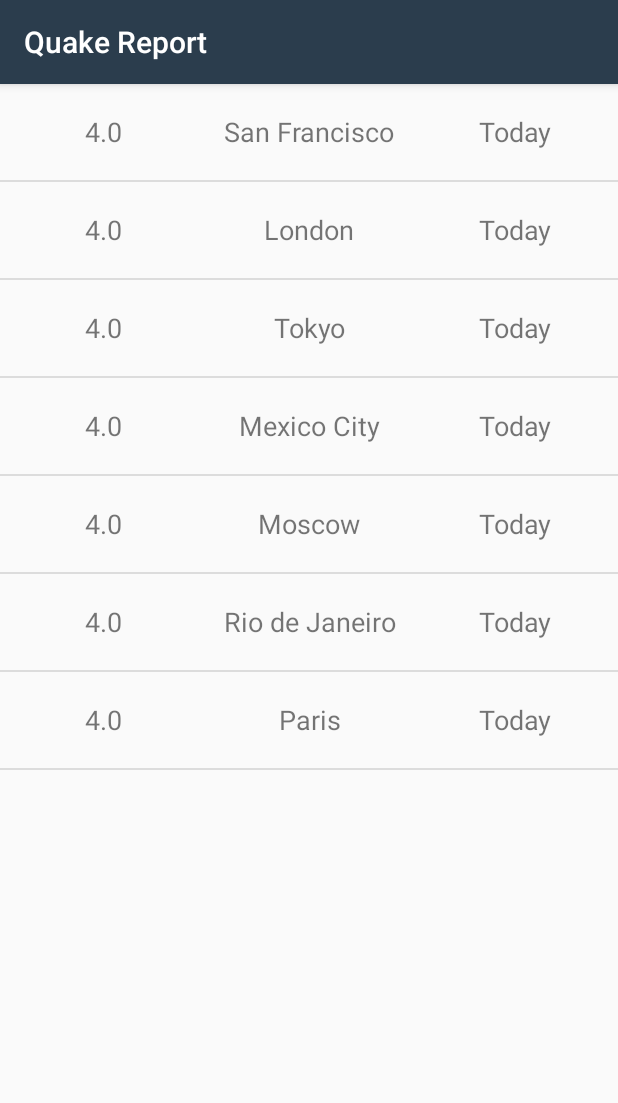
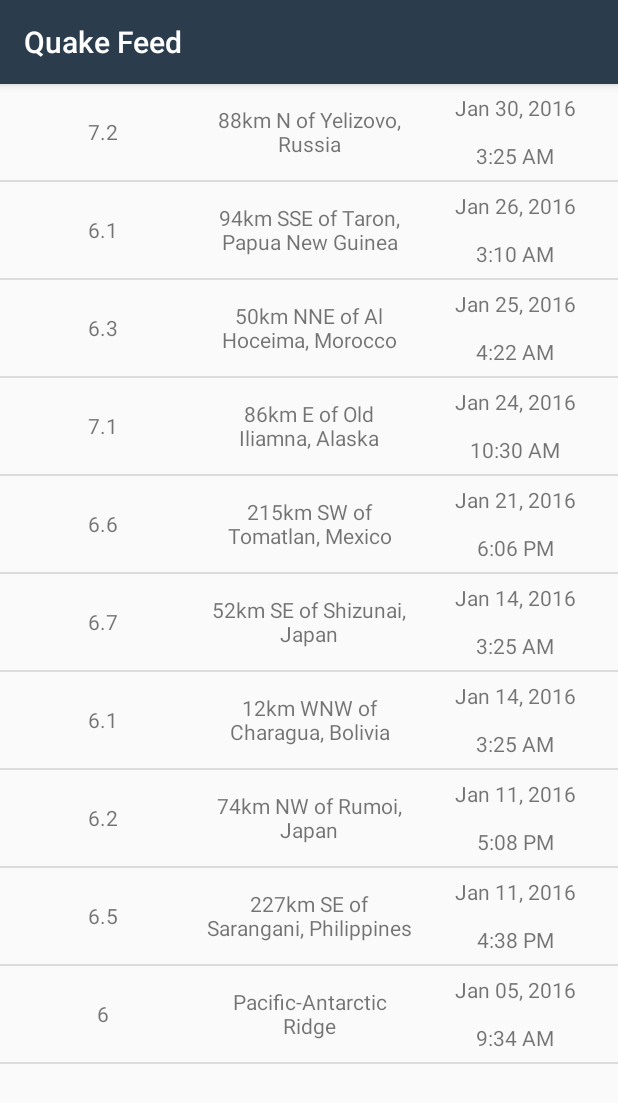
Before and after one commit to ManoelCortesMendez/quake-feed, an Android app: the screen it shows after launch (EarthquakeActivity), on a phone screen of 412 x 824 dp. Shown: the top 1103 px of the screen. Run offline under Robolectric (Android 15) with nearby library versions, the phone set to English and light mode, and no system bars.

Commit message:
Populate earthquake list with JSON data

```diff
--- a/app/src/main/java/com/example/android/quakereport/Earthquake.java
+++ b/app/src/main/java/com/example/android/quakereport/Earthquake.java
@@ -3,19 +3,19 @@ package com.example.android.quakereport;
 public class Earthquake {
 
     // Define member variables
-    private double magnitude;
+    private String magnitude;
     private String location;
-    private String date;
+    private long time;
 
     // Define constructor
-    public Earthquake(double magnitude, String location, String date) {
+    public Earthquake(String magnitude, String location, long time) {
         this.magnitude = magnitude;
         this.location = location;
-        this.date = date;
+        this.time = time;
     }
 
     // Define methods
-    public double getMagnitude() { return magnitude; }
+    public String getMagnitude() { return magnitude; }
     public String getLocation() { return location; }
-    public String getDate() { return date; }
+    public long getTime() { return time; }
 }
--- a/app/src/main/java/com/example/android/quakereport/EarthquakeActivity.java
+++ b/app/src/main/java/com/example/android/quakereport/EarthquakeActivity.java
@@ -30,14 +30,7 @@ public class EarthquakeActivity extends AppCompatActivity {
         setContentView(R.layout.earthquake_activity);
 
         // Create array list of earthquake objects
-        ArrayList<Earthquake> earthquakes = new ArrayList<>();
-        earthquakes.add(new Earthquake(4.0, "San Francisco", "Today"));
-        earthquakes.add(new Earthquake(4.0, "London", "Today"));
-        earthquakes.add(new Earthquake(4.0, "Tokyo", "Today"));
-        earthquakes.add(new Earthquake(4.0, "Mexico City", "Today"));
-        earthquakes.add(new Earthquake(4.0, "Moscow", "Today"));
-        earthquakes.add(new Earthquake(4.0, "Rio de Janeiro", "Today"));
-        earthquakes.add(new Earthquake(4.0, "Paris", "Today"));
+        ArrayList<Earthquake> earthquakes = QueryUtils.extractEarthquakes();
 
         // Set up earthquake adapter
         EarthquakeAdapter earthquakeAdapter = new EarthquakeAdapter(this, earthquakes);
--- a/app/src/main/java/com/example/android/quakereport/EarthquakeAdapter.java
+++ b/app/src/main/java/com/example/android/quakereport/EarthquakeAdapter.java
@@ -9,7 +9,9 @@ import android.widget.TextView;
 
 import org.w3c.dom.Text;
 
+import java.text.SimpleDateFormat;
 import java.util.ArrayList;
+import java.util.Date;
 
 public class EarthquakeAdapter extends ArrayAdapter {
 
@@ -38,9 +40,23 @@ public class EarthquakeAdapter extends ArrayAdapter {
         TextView locationTextView = earthquakeItemView.findViewById(R.id.location_text_view);
         locationTextView.setText(currentEarthquake.getLocation());
 
+        // Set date and time
+        long earthquakeTimeInMilliseconds = currentEarthquake.getTime();
+        Date earthquakeDateObject = new Date(earthquakeTimeInMilliseconds);
+
         // Set date
+        SimpleDateFormat earthquakeDateFormatter = new SimpleDateFormat("MMM DD, yyyy");
+        String earthquakeDateToDisplay = earthquakeDateFormatter.format(earthquakeDateObject);
+
         TextView dateTextView = earthquakeItemView.findViewById(R.id.date_text_view);
-        dateTextView.setText(currentEarthquake.getDate());
+        dateTextView.setText(earthquakeDateToDisplay);
+
+        // Set time
+        SimpleDateFormat earthquakeTimeFormatter = new SimpleDateFormat("h:mm a");
+        String earthquakeTimeToDisplay = earthquakeTimeFormatter.format(earthquakeDateObject);
+
+        TextView timeTextView = earthquakeItemView.findViewById(R.id.time_text_view);
+        timeTextView.setText(earthquakeTimeToDisplay);
 
         return earthquakeItemView;
     }
--- /dev/null
+++ b/app/src/main/java/com/example/android/quakereport/QueryUtils.java
@@ -0,0 +1,80 @@
+package com.example.android.quakereport;
+
+import android.util.Log;
+
+import org.json.JSONArray;
+import org.json.JSONException;
+import org.json.JSONObject;
+
+import java.util.ArrayList;
+
+/**
+ * Helper methods related to requesting and receiving earthquake data from USGS.
+ */
+public final class QueryUtils {
+
+    /** Sample JSON response for a USGS query */
+    private static final String SAMPLE_JSON_RESPONSE = "{\"type\":\"FeatureCollection\",\"metadata\":{\"generated\":1462295443000,\"url\":\"http://earthquake.usgs.gov/fdsnws/event/1/query?format=geojson&starttime=2016-01-01&endtime=2016-01-31&minmag=6&limit=10\",\"title\":\"USGS Earthquakes\",\"status\":200,\"api\":\"1.5.2\",\"limit\":10,\"offset\":1,\"count\":10},\"features\":[{\"type\":\"Feature\",\"properties\":{\"mag\":7.2,\"place\":\"88km N of Yelizovo, Russia\",\"time\":1454124312220,\"updated\":1460674294040,\"tz\":720,\"url\":\"http://earthquake.usgs.gov/earthquakes/eventpage/us20004vvx\",\"detail\":\"http://earthquake.usgs.gov/fdsnws/event/1/query?eventid=us20004vvx&format=geojson\",\"felt\":2,\"cdi\":3.4,\"mmi\":5.82,\"alert\":\"green\",\"status\":\"reviewed\",\"tsunami\":1,\"sig\":798,\"net\":\"us\",\"code\":\"20004vvx\",\"ids\":\",at00o1qxho,pt16030050,us20004vvx,gcmt20160130032510,\",\"sources\":\",at,pt,us,gcmt,\",\"types\":\",cap,dyfi,finite-fault,general-link,general-text,geoserve,impact-link,impact-text,losspager,moment-tensor,nearby-cities,origin,phase-data,shakemap,tectonic-summary,\",\"nst\":null,\"dmin\":0.958,\"rms\":1.19,\"gap\":17,\"magType\":\"mww\",\"type\":\"earthquake\",\"title\":\"M 7.2 - 88km N of Yelizovo, Russia\"},\"geometry\":{\"type\":\"Point\",\"coordinates\":[158.5463,53.9776,177]},\"id\":\"us20004vvx\"},\n" +
+            "{\"type\":\"Feature\",\"properties\":{\"mag\":6.1,\"place\":\"94km SSE of Taron, Papua New Guinea\",\"time\":1453777820750,\"updated\":1460156775040,\"tz\":600,\"url\":\"http://earthquake.usgs.gov/earthquakes/eventpage/us20004uks\",\"detail\":\"http://earthquake.usgs.gov/fdsnws/event/1/query?eventid=us20004uks&format=geojson\",\"felt\":null,\"cdi\":null,\"mmi\":4.1,\"alert\":\"green\",\"status\":\"reviewed\",\"tsunami\":1,\"sig\":572,\"net\":\"us\",\"code\":\"20004uks\",\"ids\":\",us20004uks,gcmt20160126031023,\",\"sources\":\",us,gcmt,\",\"types\":\",cap,geoserve,losspager,moment-tensor,nearby-cities,origin,phase-data,shakemap,tectonic-summary,\",\"nst\":null,\"dmin\":1.537,\"rms\":0.74,\"gap\":25,\"magType\":\"mww\",\"type\":\"earthquake\",\"title\":\"M 6.1 - 94km SSE of Taron, Papua New Guinea\"},\"geometry\":{\"type\":\"Point\",\"coordinates\":[153.2454,-5.2952,26]},\"id\":\"us20004uks\"},\n" +
+            "{\"type\":\"Feature\",\"properties\":{\"mag\":6.3,\"place\":\"50km NNE of Al Hoceima, Morocco\",\"time\":1453695722730,\"updated\":1460156773040,\"tz\":0,\"url\":\"http://earthquake.usgs.gov/earthquakes/eventpage/us10004gy9\",\"detail\":\"http://earthquake.usgs.gov/fdsnws/event/1/query?eventid=us10004gy9&format=geojson\",\"felt\":117,\"cdi\":7.2,\"mmi\":5.28,\"alert\":\"green\",\"status\":\"reviewed\",\"tsunami\":0,\"sig\":695,\"net\":\"us\",\"code\":\"10004gy9\",\"ids\":\",us10004gy9,gcmt20160125042203,\",\"sources\":\",us,gcmt,\",\"types\":\",cap,dyfi,geoserve,impact-text,losspager,moment-tensor,nearby-cities,origin,phase-data,shakemap,tectonic-summary,\",\"nst\":null,\"dmin\":2.201,\"rms\":0.92,\"gap\":20,\"magType\":\"mww\",\"type\":\"earthquake\",\"title\":\"M 6.3 - 50km NNE of Al Hoceima, Morocco\"},\"geometry\":{\"type\":\"Point\",\"coordinates\":[-3.6818,35.6493,12]},\"id\":\"us10004gy9\"},\n" +
+            "{\"type\":\"Feature\",\"properties\":{\"mag\":7.1,\"place\":\"86km E of Old Iliamna, Alaska\",\"time\":1453631430230,\"updated\":1460156770040,\"tz\":-540,\"url\":\"http://earthquake.usgs.gov/earthquakes/eventpage/us10004gqp\",\"detail\":\"http://earthquake.usgs.gov/fdsnws/event/1/query?eventid=us10004gqp&format=geojson\",\"felt\":1816,\"cdi\":7.2,\"mmi\":6.6,\"alert\":\"green\",\"status\":\"reviewed\",\"tsunami\":1,\"sig\":1496,\"net\":\"us\",\"code\":\"10004gqp\",\"ids\":\",at00o1gd6r,us10004gqp,ak12496371,gcmt20160124103030,\",\"sources\":\",at,us,ak,gcmt,\",\"types\":\",cap,dyfi,finite-fault,general-link,general-text,geoserve,impact-link,impact-text,losspager,moment-tensor,nearby-cities,origin,phase-data,shakemap,tectonic-summary,trump-origin,\",\"nst\":null,\"dmin\":0.72,\"rms\":2.11,\"gap\":19,\"magType\":\"mww\",\"type\":\"earthquake\",\"title\":\"M 7.1 - 86km E of Old Iliamna, Alaska\"},\"geometry\":{\"type\":\"Point\",\"coordinates\":[-153.4051,59.6363,129]},\"id\":\"us10004gqp\"},\n" +
+            "{\"type\":\"Feature\",\"properties\":{\"mag\":6.6,\"place\":\"215km SW of Tomatlan, Mexico\",\"time\":1453399617650,\"updated\":1459963829040,\"tz\":-420,\"url\":\"http://earthquake.usgs.gov/earthquakes/eventpage/us10004g4l\",\"detail\":\"http://earthquake.usgs.gov/fdsnws/event/1/query?eventid=us10004g4l&format=geojson\",\"felt\":11,\"cdi\":2.7,\"mmi\":3.92,\"alert\":\"green\",\"status\":\"reviewed\",\"tsunami\":1,\"sig\":673,\"net\":\"us\",\"code\":\"10004g4l\",\"ids\":\",at00o1bebo,pt16021050,us10004g4l,gcmt20160121180659,\",\"sources\":\",at,pt,us,gcmt,\",\"types\":\",cap,dyfi,geoserve,impact-link,impact-text,losspager,moment-tensor,nearby-cities,origin,phase-data,shakemap,tectonic-summary,\",\"nst\":null,\"dmin\":2.413,\"rms\":0.98,\"gap\":74,\"magType\":\"mww\",\"type\":\"earthquake\",\"title\":\"M 6.6 - 215km SW of Tomatlan, Mexico\"},\"geometry\":{\"type\":\"Point\",\"coordinates\":[-106.9337,18.8239,10]},\"id\":\"us10004g4l\"},\n" +
+            "{\"type\":\"Feature\",\"properties\":{\"mag\":6.7,\"place\":\"52km SE of Shizunai, Japan\",\"time\":1452741933640,\"updated\":1459304879040,\"tz\":540,\"url\":\"http://earthquake.usgs.gov/earthquakes/eventpage/us10004ebx\",\"detail\":\"http://earthquake.usgs.gov/fdsnws/event/1/query?eventid=us10004ebx&format=geojson\",\"felt\":51,\"cdi\":5.8,\"mmi\":6.45,\"alert\":\"green\",\"status\":\"reviewed\",\"tsunami\":1,\"sig\":720,\"net\":\"us\",\"code\":\"10004ebx\",\"ids\":\",us10004ebx,pt16014050,at00o0xauk,gcmt20160114032534,\",\"sources\":\",us,pt,at,gcmt,\",\"types\":\",associate,cap,dyfi,geoserve,impact-link,impact-text,losspager,moment-tensor,nearby-cities,origin,phase-data,shakemap,\",\"nst\":null,\"dmin\":0.281,\"rms\":0.98,\"gap\":22,\"magType\":\"mww\",\"type\":\"earthquake\",\"title\":\"M 6.7 - 52km SE of Shizunai, Japan\"},\"geometry\":{\"type\":\"Point\",\"coordinates\":[142.781,41.9723,46]},\"id\":\"us10004ebx\"},\n" +
+            "{\"type\":\"Feature\",\"properties\":{\"mag\":6.1,\"place\":\"12km WNW of Charagua, Bolivia\",\"time\":1452741928270,\"updated\":1459304879040,\"tz\":-240,\"url\":\"http://earthquake.usgs.gov/earthquakes/eventpage/us10004ebw\",\"detail\":\"http://earthquake.usgs.gov/fdsnws/event/1/query?eventid=us10004ebw&format=geojson\",\"felt\":3,\"cdi\":2.2,\"mmi\":2.21,\"alert\":\"green\",\"status\":\"reviewed\",\"tsunami\":0,\"sig\":573,\"net\":\"us\",\"code\":\"10004ebw\",\"ids\":\",us10004ebw,gcmt20160114032528,\",\"sources\":\",us,gcmt,\",\"types\":\",cap,dyfi,geoserve,impact-text,losspager,moment-tensor,nearby-cities,origin,phase-data,shakemap,tectonic-summary,\",\"nst\":null,\"dmin\":5.492,\"rms\":1.04,\"gap\":16,\"magType\":\"mww\",\"type\":\"earthquake\",\"title\":\"M 6.1 - 12km WNW of Charagua, Bolivia\"},\"geometry\":{\"type\":\"Point\",\"coordinates\":[-63.3288,-19.7597,582.56]},\"id\":\"us10004ebw\"},\n" +
+            "{\"type\":\"Feature\",\"properties\":{\"mag\":6.2,\"place\":\"74km NW of Rumoi, Japan\",\"time\":1452532083920,\"updated\":1459304875040,\"tz\":540,\"url\":\"http://earthquake.usgs.gov/earthquakes/eventpage/us10004djn\",\"detail\":\"http://earthquake.usgs.gov/fdsnws/event/1/query?eventid=us10004djn&format=geojson\",\"felt\":8,\"cdi\":3.4,\"mmi\":3.74,\"alert\":\"green\",\"status\":\"reviewed\",\"tsunami\":0,\"sig\":594,\"net\":\"us\",\"code\":\"10004djn\",\"ids\":\",us10004djn,gcmt20160111170803,\",\"sources\":\",us,gcmt,\",\"types\":\",cap,dyfi,geoserve,impact-text,losspager,moment-tensor,nearby-cities,origin,phase-data,shakemap,tectonic-summary,\",\"nst\":null,\"dmin\":1.139,\"rms\":0.96,\"gap\":33,\"magType\":\"mww\",\"type\":\"earthquake\",\"title\":\"M 6.2 - 74km NW of Rumoi, Japan\"},\"geometry\":{\"type\":\"Point\",\"coordinates\":[141.0867,44.4761,238.81]},\"id\":\"us10004djn\"},\n" +
+            "{\"type\":\"Feature\",\"properties\":{\"mag\":6.5,\"place\":\"227km SE of Sarangani, Philippines\",\"time\":1452530285900,\"updated\":1459304874040,\"tz\":480,\"url\":\"http://earthquake.usgs.gov/earthquakes/eventpage/us10004dj5\",\"detail\":\"http://earthquake.usgs.gov/fdsnws/event/1/query?eventid=us10004dj5&format=geojson\",\"felt\":1,\"cdi\":2.7,\"mmi\":7.5,\"alert\":\"green\",\"status\":\"reviewed\",\"tsunami\":1,\"sig\":650,\"net\":\"us\",\"code\":\"10004dj5\",\"ids\":\",at00o0srjp,pt16011050,us10004dj5,gcmt20160111163807,\",\"sources\":\",at,pt,us,gcmt,\",\"types\":\",cap,dyfi,geoserve,impact-link,impact-text,losspager,moment-tensor,nearby-cities,origin,phase-data,shakemap,tectonic-summary,\",\"nst\":null,\"dmin\":3.144,\"rms\":0.72,\"gap\":22,\"magType\":\"mww\",\"type\":\"earthquake\",\"title\":\"M 6.5 - 227km SE of Sarangani, Philippines\"},\"geometry\":{\"type\":\"Point\",\"coordinates\":[126.8621,3.8965,13]},\"id\":\"us10004dj5\"},\n" +
+            "{\"type\":\"Feature\",\"properties\":{\"mag\":6,\"place\":\"Pacific-Antarctic Ridge\",\"time\":1451986454620,\"updated\":1459202978040,\"tz\":-540,\"url\":\"http://earthquake.usgs.gov/earthquakes/eventpage/us10004bgk\",\"detail\":\"http://earthquake.usgs.gov/fdsnws/event/1/query?eventid=us10004bgk&format=geojson\",\"felt\":0,\"cdi\":1,\"mmi\":0,\"alert\":\"green\",\"status\":\"reviewed\",\"tsunami\":0,\"sig\":554,\"net\":\"us\",\"code\":\"10004bgk\",\"ids\":\",us10004bgk,gcmt20160105093415,\",\"sources\":\",us,gcmt,\",\"types\":\",cap,dyfi,geoserve,losspager,moment-tensor,nearby-cities,origin,phase-data,shakemap,\",\"nst\":null,\"dmin\":30.75,\"rms\":0.67,\"gap\":71,\"magType\":\"mww\",\"type\":\"earthquake\",\"title\":\"M 6.0 - Pacific-Antarctic Ridge\"},\"geometry\":{\"type\":\"Point\",\"coordinates\":[-136.2603,-54.2906,10]},\"id\":\"us10004bgk\"}],\"bbox\":[-153.4051,-54.2906,10,158.5463,59.6363,582.56]}";
+
+    /**
+     * Create a private constructor because no one should ever create a {@link QueryUtils} object.
+     * This class is only meant to hold static variables and methods, which can be accessed
+     * directly from the class name QueryUtils (and an object instance of QueryUtils is not needed).
+     */
+    private QueryUtils() {
+    }
+
+    /**
+     * Return a list of {@link Earthquake} objects that has been built up from
+     * parsing a JSON response.
+     */
+    public static ArrayList<Earthquake> extractEarthquakes() {
+
+        // Create an empty ArrayList that we can start adding earthquakes to
+        ArrayList<Earthquake> earthquakes = new ArrayList<>();
+
+        // Try to parse the SAMPLE_JSON_RESPONSE. If there's a problem with the way the JSON
+        // is formatted, a JSONException exception object will be thrown.
+        // Catch the exception so the app doesn't crash, and print the error message to the logs.
+        try {
+
+            // Parse the response given by the SAMPLE_JSON_RESPONSE string and
+            // build up a list of Earthquake objects with the corresponding data.
+
+            JSONObject baseJsonObject = new JSONObject(SAMPLE_JSON_RESPONSE);
+            JSONArray earthquakesArray = baseJsonObject.getJSONArray("features");
+
+            for (int i = 0; i < earthquakesArray.length(); i++) {
+                JSONObject currentEarthquakeObject = earthquakesArray.getJSONObject(i);
+                JSONObject earthquakePropertiesObject = currentEarthquakeObject.getJSONObject("properties");
+
+                String magnitude = earthquakePropertiesObject.getString("mag");
+                String location = earthquakePropertiesObject.getString("place");
+                long time = earthquakePropertiesObject.getLong("time");
+
+                // Create earthquake object with properties retrieved above and append it
+                Earthquake earthquake = new Earthquake(magnitude, location, time);
+                earthquakes.add(earthquake);
+            }
+
+        } catch (JSONException e) {
+            // If an error is thrown when executing any of the above statements in the "try" block,
+            // catch the exception here, so the app doesn't crash. Print a log message
+            // with the message from the exception.
+            Log.e("QueryUtils", "Problem parsing the earthquake JSON results", e);
+        }
+
+        // Return the list of earthquakes
+        return earthquakes;
+    }
+
+}
--- a/app/src/main/res/layout/earthquake_item.xml
+++ b/app/src/main/res/layout/earthquake_item.xml
@@ -10,7 +10,6 @@
         android:layout_width="0dp"
         android:layout_height="64dp"
         android:gravity="center"
-        android:textSize="18sp"
         app:layout_constraintEnd_toStartOf="@+id/location_text_view"
         app:layout_constraintHorizontal_bias="0.5"
         app:layout_constraintStart_toStartOf="parent"
@@ -22,7 +21,6 @@
         android:layout_width="0dp"
         android:layout_height="64dp"
         android:gravity="center"
-        android:textSize="18sp"
         app:layout_constraintEnd_toStartOf="@+id/date_text_view"
         app:layout_constraintHorizontal_bias="0.5"
         app:layout_constraintStart_toEndOf="@+id/magnitude_text_view"
@@ -32,13 +30,23 @@
     <TextView
         android:id="@+id/date_text_view"
         android:layout_width="0dp"
-        android:layout_height="64dp"
+        android:layout_height="32dp"
         android:gravity="center"
-        android:textSize="18sp"
         app:layout_constraintEnd_toEndOf="parent"
         app:layout_constraintHorizontal_bias="0.5"
         app:layout_constraintStart_toEndOf="@+id/location_text_view"
         app:layout_constraintTop_toTopOf="parent"
         tools:text="Date" />
 
+    <TextView
+        android:id="@+id/time_text_view"
+        android:layout_width="0dp"
+        android:layout_height="32dp"
+        android:gravity="center"
+        app:layout_constraintEnd_toEndOf="parent"
+        app:layout_constraintHorizontal_bias="0.0"
+        app:layout_constraintStart_toEndOf="@+id/location_text_view"
+        app:layout_constraintTop_toBottomOf="@+id/date_text_view"
+        tools:text="Time" />
+
 </android.support.constraint.ConstraintLayout>
--- a/app/src/main/res/values/strings.xml
+++ b/app/src/main/res/values/strings.xml
@@ -14,5 +14,5 @@
      limitations under the License.
 -->
 <resources>
-    <string name="app_name">Quake Report</string>
+    <string name="app_name">Quake Feed</string>
 </resources>
```
